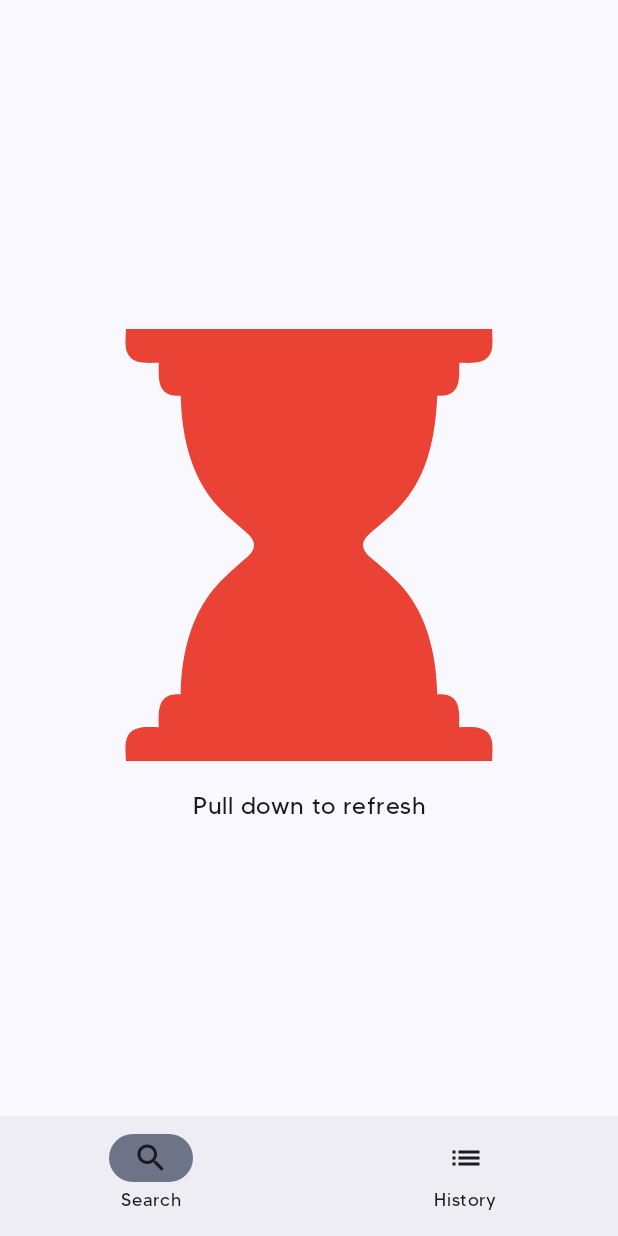
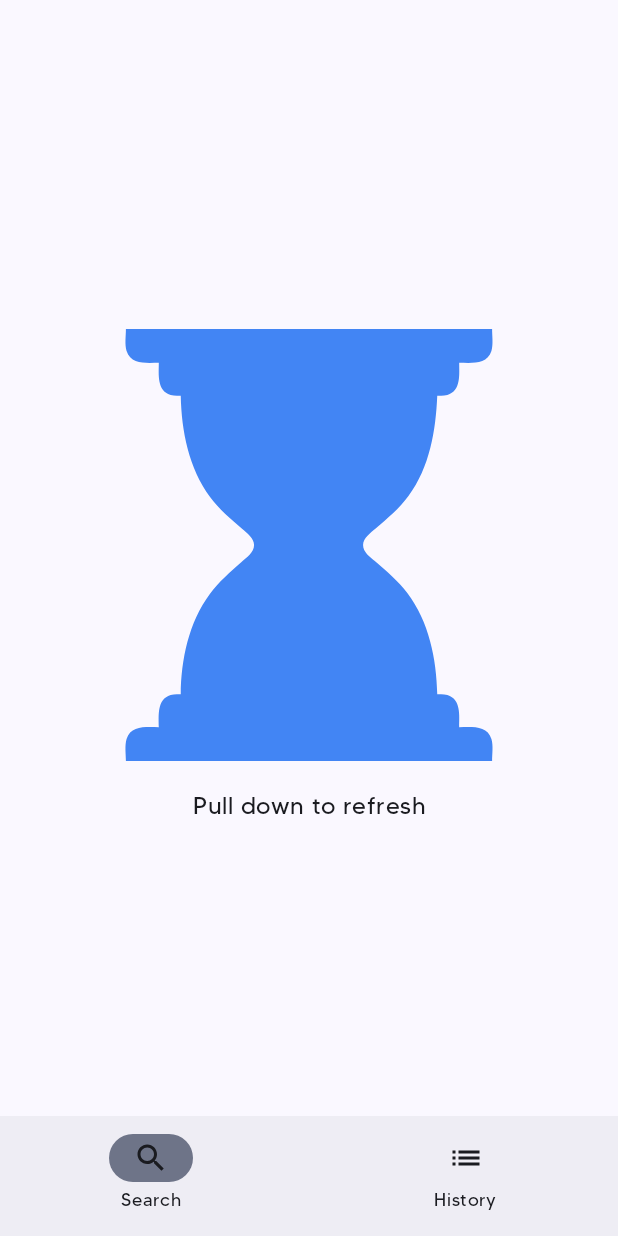
Before and after one commit to PaneSoftwares/PhotoSearchApp, an Android app built with Jetpack Compose: the HistoryListScreen screen opened through its navigation route, on a phone screen of 412 x 824 dp. Run offline under Robolectric (Android 15) with nearby library versions, the phone set to English and light mode, and no system bars; our stand-ins replace Dagger/Hilt's generated code, accompanist; 2 statements that could not run were skipped.

Commit message:
Updated icons and refactor

```diff
--- a/app/src/main/java/com/example/photosearchapp/features/main/presentation/DefaultScreen.kt
+++ b/app/src/main/java/com/example/photosearchapp/features/main/presentation/DefaultScreen.kt
@@ -47,7 +47,7 @@
     BackHandler(
         enabled = true
     ) {
-        bottomBarNavController.navigate(BottomNavRoute.HOME_SCREEN)
+        bottomBarNavController.navigate(BottomNavRoute.DEFAULT_SCREEN)
     }
 
     Box(
--- a/app/src/main/java/com/example/photosearchapp/navigation/BottomNavRout.kt
+++ b/app/src/main/java/com/example/photosearchapp/navigation/BottomNavRout.kt
@@ -1,7 +1,6 @@
 package com.example.photosearchapp.navigation
 
 object BottomNavRoute {
-    const val HOME_SCREEN = "home_screen"
     const val HISTORY_LIST_SCREEN = "history_list_screen"
     const val DEFAULT_SCREEN = "default_screen"
 }
--- a/app/src/main/res/drawable/history_image.xml
+++ b/app/src/main/res/drawable/history_image.xml
@@ -9,7 +9,7 @@
       android:strokeColor="#00000000"/>
   <path
       android:pathData="M39,0C39,8.14 37.43,18.16 39.8,26C44.85,42.73 64.43,40 78,40C78,53.45 75.48,73.22 92,78.2C95.84,79.36 100.04,79 104,79C104.86,120.85 113.48,164.67 138.74,199C149.49,213.62 163.53,225.09 177,237.05C182.4,241.84 190.88,247.95 190.89,256C190.9,264.68 181.81,271.04 176,276.15C162.55,287.99 149.24,299.54 138.48,314C113.57,347.48 104.34,391.95 104,433C100.04,433 95.84,432.64 92,433.8C75.48,438.78 78,458.55 78,472C64.43,472 44.85,469.27 39.8,486C37.43,493.85 39,503.86 39,512L473,512C473,503.86 474.57,493.85 472.2,486C467.15,469.27 447.57,472 434,472C434,458.55 436.52,438.78 420,433.8C416.16,432.64 411.96,433 408,433C407.13,390.98 398.22,347.19 372.52,313C361.56,298.41 347.74,286.86 334,275C328.21,270.01 320.05,264.53 320.09,256C320.13,247.81 329.33,241.22 335,236.42C348.97,224.6 362.95,212.86 373.85,198C399.12,163.53 406.21,120.69 408,79C411.96,79 416.16,79.36 420,78.2C436.52,73.22 434,53.45 434,40C447.57,40 467.15,42.73 472.2,26C474.57,18.16 473,8.14 473,0L39,0z"
-      android:fillColor="#EA4335"
+      android:fillColor="#4285F4"
       android:strokeColor="#00000000"/>
   <path
       android:pathData="M473,0C473,7.85 474.48,17.43 472.2,25C467.04,42.12 448.01,40 434,40C434,53.91 435.91,73.1 419,78.2C415.46,79.27 411.65,79 408,79C404.7,120.82 399.46,162.07 373.85,197C363.23,211.47 349.69,223.3 336,234.75C329.53,240.17 320.05,246.74 320.03,256C320.02,265.97 329.15,271.74 336,277.58C349.48,289.06 362.71,300.68 373.27,315C398.51,349.26 406.21,391.39 408,433C411.65,433 415.46,432.73 419,433.8C435.91,438.9 434,458.09 434,472C448.01,472 467.04,469.88 472.2,487C474.48,494.57 473,504.15 473,512L512,512L512,0L473,0M137,79C137,117.34 146.33,155.86 170.8,186C189.1,208.54 223.99,222.88 223.99,256C223.99,289.52 188.37,305.21 169.62,328C145.81,356.92 137,396.22 137,433L178,433C178,403.61 189.06,378.64 207.46,356C223.24,336.58 246.26,318.61 248.83,292C251.26,266.92 242.15,239.82 227.1,220C217.23,207 198.8,194.55 198,177L316,177C313.35,197.56 295.16,210.3 283.38,226C268.73,245.51 261.55,270.59 264.17,295C266.75,318.96 289.55,337.58 303.92,355C322.63,377.69 334,403.4 334,433L375,433C375,396.66 366.45,357.56 342.92,329C323.85,305.86 287,289.94 287,256C287,222.1 324.37,206.19 343.38,183C366.8,154.45 374.98,115.21 375,79L137,79z"
--- a/app/src/main/res/mipmap-anydpi-v26/ic_launcher.xml
+++ b/app/src/main/res/mipmap-anydpi-v26/ic_launcher.xml
@@ -1,5 +1,5 @@
 <?xml version="1.0" encoding="utf-8"?>
 <adaptive-icon xmlns:android="http://schemas.android.com/apk/res/android">
-    <background android:drawable="@drawable/ic_launcher_background"/>
+    <background android:drawable="@color/ic_launcher_background"/>
     <foreground android:drawable="@mipmap/ic_launcher_foreground"/>
 </adaptive-icon>
--- a/app/src/main/res/mipmap-anydpi-v26/ic_launcher_round.xml
+++ b/app/src/main/res/mipmap-anydpi-v26/ic_launcher_round.xml
@@ -1,5 +1,5 @@
 <?xml version="1.0" encoding="utf-8"?>
 <adaptive-icon xmlns:android="http://schemas.android.com/apk/res/android">
-    <background android:drawable="@drawable/ic_launcher_background"/>
+    <background android:drawable="@color/ic_launcher_background"/>
     <foreground android:drawable="@mipmap/ic_launcher_foreground"/>
 </adaptive-icon>
--- /dev/null
+++ b/app/src/main/res/values/ic_launcher_background.xml
@@ -0,0 +1,4 @@
+<?xml version="1.0" encoding="utf-8"?>
+<resources>
+    <color name="ic_launcher_background">#21215B</color>
+</resources>
```
Also changed, not shown: app/src/main/ic_launcher-playstore.png, app/src/main/res/mipmap-hdpi/ic_launcher.webp, app/src/main/res/mipmap-hdpi/ic_launcher_round.webp, app/src/main/res/mipmap-mdpi/ic_launcher.webp, app/src/main/res/mipmap-mdpi/ic_launcher_round.webp, app/src/main/res/mipmap-xhdpi/ic_launcher.webp, app/src/main/res/mipmap-xhdpi/ic_launcher_round.webp, app/src/main/res/mipmap-xxhdpi/ic_launcher.webp, app/src/main/res/mipmap-xxhdpi/ic_launcher_round.webp, app/src/main/res/mipmap-xxxhdpi/ic_launcher.webp, app/src/main/res/mipmap-xxxhdpi/ic_launcher_round.webp.
